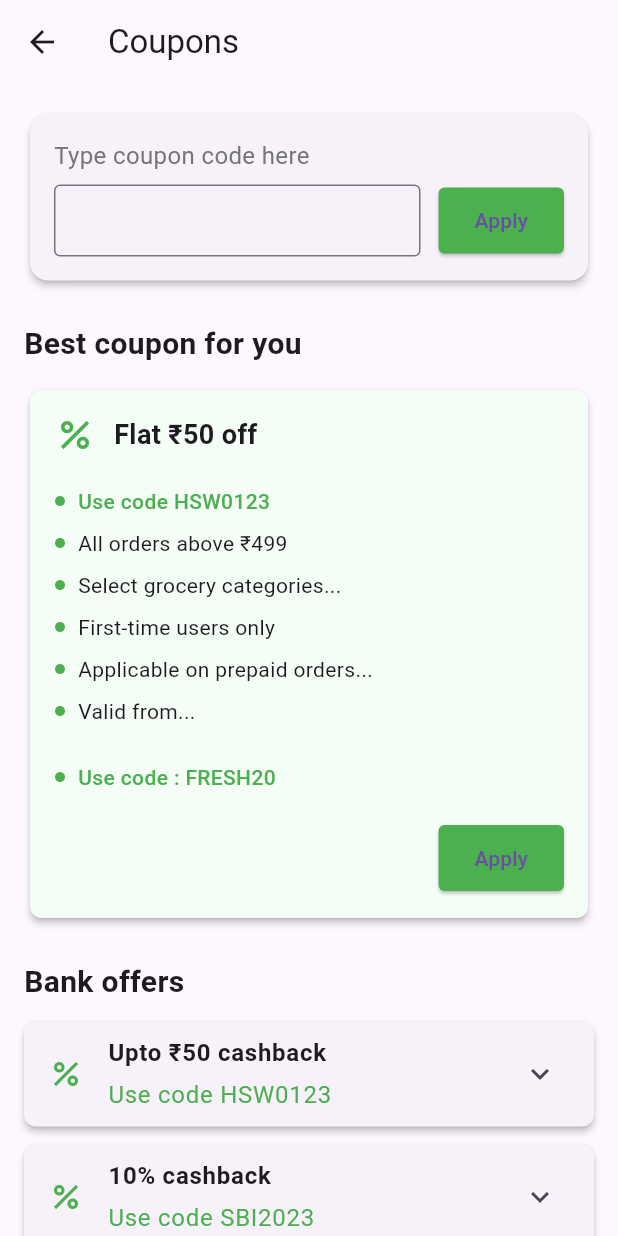
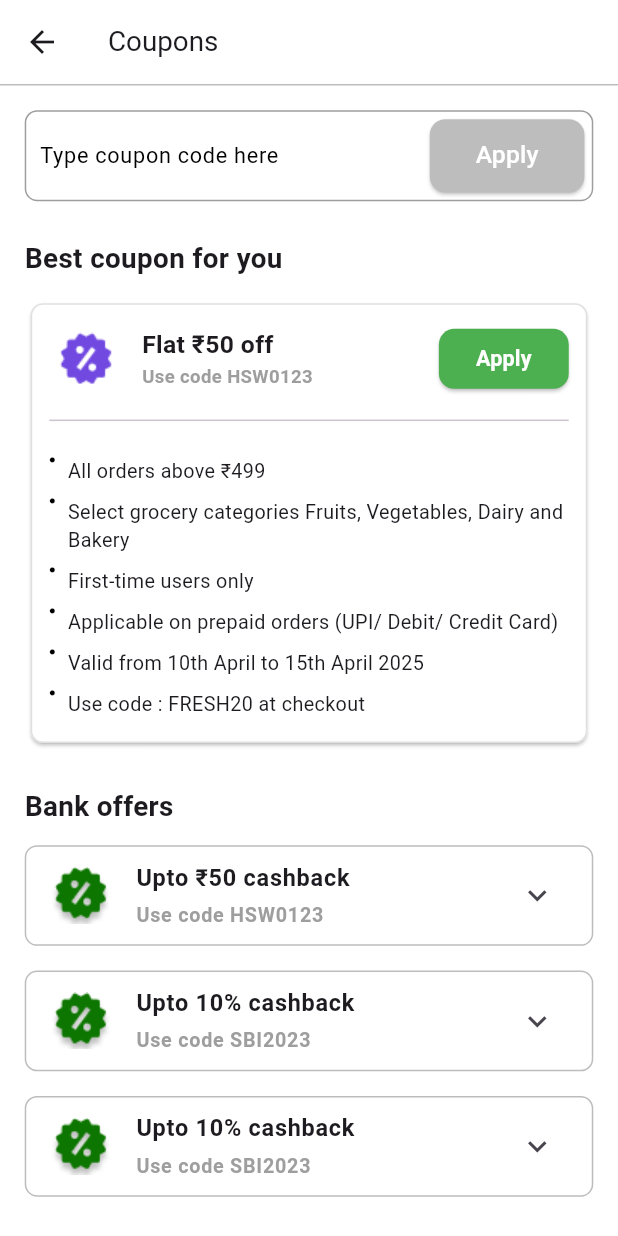
Before and after one commit to HiBorn4/hello_store, a Flutter app: the CouponsScreen screen opened directly, on a phone screen of 412 x 824 dp. Run offline on Flutter 3.47's test engine with Material 3 defaults, Android fonts, the light colour scheme and no system bars; our stand-ins replace flutter_svg, get.

Commit message:
coupon screen completed

```diff
--- a/lib/main.dart
+++ b/lib/main.dart
@@ -2,6 +2,7 @@ import 'package:flutter/material.dart';
 import 'package:get/get.dart';
 import 'package:hello_store/screens/address_screen.dart';
 import 'package:hello_store/screens/cart_screen.dart';
+import 'package:hello_store/screens/coupon_screen.dart';
 import 'package:hello_store/screens/home_menu.dart';
 import 'package:hello_store/screens/my_orders_screen.dart';
 import 'package:hello_store/screens/product_list.dart';
--- a/lib/screens/cart_screen.dart
+++ b/lib/screens/cart_screen.dart
@@ -3,6 +3,7 @@ import 'package:flutter_svg/flutter_svg.dart';
 import '../models/cart_item.dart';
 import '../utils/app_colors.dart';
 import 'address_screen.dart';
+import 'coupon_screen.dart';
 
 // ==================== REUSABLE WIDGETS ====================
 class ProductCard extends StatelessWidget {
@@ -678,7 +679,14 @@ class _CouponSection extends StatelessWidget {
               ],
             ),
             const Divider(),
-            Row(
+            GestureDetector(
+  onTap: () {
+    Navigator.push(
+      context,
+      MaterialPageRoute(builder: (context) => CouponsScreen()),
+    );
+  },
+  child: Row(
     mainAxisAlignment: MainAxisAlignment.center,
     children: [
       Text('View all coupons', style: AppTextStyles.body(context)),
@@ -686,6 +694,8 @@ class _CouponSection extends StatelessWidget {
       const Icon(Icons.chevron_right, size: 20),
     ],
   ),
+),
+
           ],
         ),
       ),
--- a/lib/screens/coupon_screen.dart
+++ b/lib/screens/coupon_screen.dart
@@ -4,9 +4,21 @@ class CouponsScreen extends StatelessWidget {
   @override
   Widget build(BuildContext context) {
     return Scaffold(
+      backgroundColor: Colors.white,
       appBar: AppBar(
-        title: Text('Coupons'),
-        elevation: 0,
+  backgroundColor: Colors.white,
+  title: Text(
+    'Coupons',
+    style: TextStyle(fontSize: MediaQuery.of(context).size.width * 0.045),
+  ),
+  elevation: 0, // Keep elevation 0 to avoid shadow
+  bottom: PreferredSize(
+    preferredSize: Size.fromHeight(1), // Height of the line
+    child: Container(
+      color: Colors.grey.shade400, // Line color
+      height: 1, // Thickness of the line
+    ),
+  ),
 ),
       body: CouponList(),
     );
@@ -16,17 +28,20 @@ class CouponsScreen extends StatelessWidget {
 class CouponList extends StatelessWidget {
   @override
   Widget build(BuildContext context) {
+    final screenHeight = MediaQuery.of(context).size.height;
+    final screenWidth = MediaQuery.of(context).size.width;
+
     return ListView(
-      padding: EdgeInsets.all(16),
+      padding: EdgeInsets.all(screenWidth * 0.04),
       children: [
         CouponInputSection(),
-        SizedBox(height: 24),
+        SizedBox(height: screenHeight * 0.03),
         SectionTitle(title: 'Best coupon for you'),
-        SizedBox(height: 12),
+        SizedBox(height: screenHeight * 0.015),
         BestCouponCard(),
-        SizedBox(height: 24),
+        SizedBox(height: screenHeight * 0.03),
         SectionTitle(title: 'Bank offers'),
-        SizedBox(height: 12),
+        SizedBox(height: screenHeight * 0.015),
         BankOffersList(),
       ],
     );
@@ -36,37 +51,54 @@ class CouponList extends StatelessWidget {
 class CouponInputSection extends StatelessWidget {
   @override
   Widget build(BuildContext context) {
-    return Card(
-      elevation: 2,
-      child: Padding(
-        padding: EdgeInsets.all(16),
-        child: Column(
-          crossAxisAlignment: CrossAxisAlignment.start,
-          children: [
-            Text(
-              'Type coupon code here',
-              style: TextStyle(
-                fontSize: 16,
-                color: Colors.grey[600],
+    final screenWidth = MediaQuery.of(context).size.width;
+
+    return Container(
+      decoration: BoxDecoration(
+        color: Colors.white,
+        border: Border.all(color: Colors.grey),
+        borderRadius: BorderRadius.circular(screenWidth * 0.02),
       ),
-            ),
-            SizedBox(height: 8),
-            Row(
+      padding: EdgeInsets.all(screenWidth * 0.012),
+      child: Row(
         children: [
           Expanded(
             child: TextField(
+              style: TextStyle(fontSize: screenWidth * 0.035),
               decoration: InputDecoration(
-                      border: OutlineInputBorder(),
-                      contentPadding: EdgeInsets.symmetric(horizontal: 12),
+                hintText: 'Type coupon code here',
+                hintStyle: TextStyle(
+                  fontSize: screenWidth * 0.035,
+                  color: Colors.black,
+                ),
+                border: InputBorder.none,
+                isDense: true,
+                contentPadding: EdgeInsets.symmetric(horizontal: screenWidth * 0.01),
               ),
             ),
           ),
-                SizedBox(width: 12),
-                ApplyButton(onPressed: () {}),
-              ],
+          SizedBox(width: screenWidth * 0.03),
+          SizedBox(
+            width: screenWidth * 0.25,
+            child: ElevatedButton(
+              onPressed: () {},
+              style: ElevatedButton.styleFrom(
+                backgroundColor: Colors.grey.shade400,
+                shape: RoundedRectangleBorder(
+                  borderRadius: BorderRadius.circular(screenWidth * 0.025),
+                ),
+                padding: EdgeInsets.symmetric(vertical: screenWidth * 0.03),
+              ),
+              child: Text(
+                'Apply',
+                style: TextStyle(
+                  color: Colors.white,
+                  fontSize: screenWidth * 0.04,
+                ),
+              ),
+            ),
           ),
         ],
-        ),
       ),
     );
   }
@@ -75,44 +107,85 @@ class CouponInputSection extends StatelessWidget {
 class BestCouponCard extends StatelessWidget {
   @override
   Widget build(BuildContext context) {
+    final screenWidth = MediaQuery.of(context).size.width;
+    final screenHeight = MediaQuery.of(context).size.height;
+
     return Card(
-      elevation: 2,
-      color: Color(0xFFF5FDF7),
+      color: Colors.white,
       shape: RoundedRectangleBorder(
-        borderRadius: BorderRadius.circular(8),
+        borderRadius: BorderRadius.circular(screenWidth * 0.02),
+        side: BorderSide(color: Colors.grey.shade300),
       ),
       child: Padding(
-        padding: EdgeInsets.all(16),
+        padding: EdgeInsets.all(screenWidth * 0.03),
         child: Column(
           crossAxisAlignment: CrossAxisAlignment.start,
           children: [
             Row(
               children: [
-                Icon(Icons.percent, color: Colors.green, size: 28),
-                SizedBox(width: 12),
+                Image.asset(
+                  'assets/icons/cart/blue_sale.png',
+                  width: screenWidth * 0.12,
+                  height: screenWidth * 0.12,
+                ),
+                SizedBox(width: screenWidth * 0.03),
+                Expanded(
+                  child: Column(
+                    crossAxisAlignment: CrossAxisAlignment.start,
+                    children: [
                       Text(
                         'Flat ₹50 off',
                         style: TextStyle(
-                    fontSize: 18,
+                          fontSize: screenWidth * 0.04,
                           fontWeight: FontWeight.bold,
+                        ),
+                      ),
+                      Text(
+                        'Use code HSW0123',
+                        style: TextStyle(
+                          fontSize: screenWidth * 0.03,
+                          fontWeight: FontWeight.bold,
+                          color: Colors.grey,
                         ),
                       ),
                     ],
                   ),
-            SizedBox(height: 16),
-            CouponDetailRow(code: 'Use code HSW0123'),
-            CouponDetailText('All orders above ₹499'),
-            CouponDetailText('Select grocery categories...'),
-            CouponDetailText('First-time users only'),
-            CouponDetailText('Applicable on prepaid orders...'),
-            CouponDetailText('Valid from...'),
-            SizedBox(height: 16),
-            CouponDetailRow(code: 'Use code : FRESH20'),
-            SizedBox(height: 16),
+                ),
                 Align(
                   alignment: Alignment.centerRight,
-              child: ApplyButton(onPressed: () {}),
+                  child: ElevatedButton(
+                    onPressed: () {},
+                    style: ElevatedButton.styleFrom(
+                      backgroundColor: Colors.green,
+                      shape: RoundedRectangleBorder(
+                        borderRadius: BorderRadius.circular(screenWidth * 0.025),
                       ),
+                      padding: EdgeInsets.symmetric(
+                        horizontal: screenWidth * 0.06,
+                        vertical: screenHeight * 0.01,
+                      ),
+                    ),
+                    child: Text(
+                      'Apply',
+                      style: TextStyle(
+                        color: Colors.white,
+                        fontSize: screenWidth * 0.035,
+                        fontWeight: FontWeight.bold,
+                      ),
+                    ),
+                  ),
+                ),
+              ],
+            ),
+            SizedBox(height: screenHeight * 0.01),
+            Divider(),
+            SizedBox(height: screenHeight * 0.015),
+            CouponDetailText('All orders above ₹499'),
+            CouponDetailText('Select grocery categories Fruits, Vegetables, Dairy and Bakery'),
+            CouponDetailText('First-time users only'),
+            CouponDetailText('Applicable on prepaid orders (UPI/ Debit/ Credit Card)'),
+            CouponDetailText('Valid from 10th April to 15th April 2025'),
+            CouponDetailText('Use code : FRESH20 at checkout'),
           ],
         ),
       ),
@@ -125,12 +198,17 @@ class BankOffersList extends StatelessWidget {
     {
       'code': 'HSW0123',
       'description': 'Upto ₹50 cashback',
-      'details': 'Valid on orders above ₹299 using HDFC Bank cards'
+      'details': 'Valid on orders above ₹299 using HDFC Bank cards',
     },
     {
       'code': 'SBI2023',
-      'description': '10% cashback',
-      'details': 'Special offer for SBI credit card users'
+      'description': 'Upto 10% cashback',
+      'details': 'Special offer for SBI credit card users',
+    },
+    {
+      'code': 'SBI2023',
+      'description': 'Upto 10% cashback',
+      'details': 'Special offer for SBI credit card users',
     },
   ];
 
@@ -144,19 +222,28 @@ class BankOffersList extends StatelessWidget {
 
 class BankOfferCard extends StatelessWidget {
   final Map<String, dynamic> offer;
+  final double iconSize = 45;
 
   const BankOfferCard({required this.offer});
 
   @override
   Widget build(BuildContext context) {
-    return Card(
-      elevation: 2,
-      margin: EdgeInsets.only(bottom: 12),
-      shape: RoundedRectangleBorder(
-        borderRadius: BorderRadius.circular(8),
+    final screenWidth = MediaQuery.of(context).size.width;
+    final screenHeight = MediaQuery.of(context).size.height;
+
+    return Container(
+      margin: EdgeInsets.only(bottom: screenHeight * 0.02),
+      decoration: BoxDecoration(
+        color: Colors.white,
+        borderRadius: BorderRadius.circular(screenWidth * 0.02),
+        border: Border.all(color: Colors.grey.shade400),
       ),
       child: ExpansionTile(
-        leading: Icon(Icons.percent, color: Colors.green),
+        leading: Image.asset(
+          'assets/icons/cart/green_sale.png',
+          width: screenWidth * 0.1,
+          height: screenWidth * 0.1,
+        ),
         title: Column(
           crossAxisAlignment: CrossAxisAlignment.start,
           children: [
@@ -164,48 +251,37 @@ class BankOfferCard extends StatelessWidget {
               offer['description'],
               style: TextStyle(
                 fontWeight: FontWeight.bold,
-                fontSize: 16,
+                fontSize: screenWidth * 0.038,
               ),
             ),
-            SizedBox(height: 4),
+            SizedBox(height: screenHeight * 0.005),
             Text(
               'Use code ${offer['code']}',
-              style: TextStyle(color: Colors.green),
-            ),
-          ],
-        ),
-        trailing: Icon(Icons.expand_more),
-        children: [
-          Padding(
-            padding: EdgeInsets.symmetric(horizontal: 16, vertical: 8),
-            child: Text(
-              offer['details'],
-              style: TextStyle(color: Colors.grey[600]),
+              style: TextStyle(
+                color: Colors.grey,
+                fontWeight: FontWeight.bold,
+                fontSize: screenWidth * 0.032,
               ),
             ),
           ],
         ),
-    );
-  }
-}
-
-class ApplyButton extends StatelessWidget {
-  final VoidCallback onPressed;
-
-  const ApplyButton({required this.onPressed});
-
-  @override
-  Widget build(BuildContext context) {
-    return ElevatedButton(
-      onPressed: onPressed,
-      style: ElevatedButton.styleFrom(
-        backgroundColor: Colors.green,
-        shape: RoundedRectangleBorder(
-          borderRadius: BorderRadius.circular(4),
+        trailing: Icon(Icons.expand_more, size: screenWidth * 0.06),
+        children: [
+          Padding(
+            padding: EdgeInsets.symmetric(
+              horizontal: screenWidth * 0.04,
+              vertical: screenHeight * 0.01,
             ),
-        padding: EdgeInsets.symmetric(horizontal: 24, vertical: 12),
+            child: Text(
+              offer['details'],
+              style: TextStyle(
+                color: Colors.grey[600],
+                fontSize: screenWidth * 0.035,
               ),
-      child: Text('Apply'),
+            ),
+          ),
+        ],
+      ),
     );
   }
 }
@@ -220,34 +296,8 @@ class SectionTitle extends StatelessWidget {
     return Text(
       title,
       style: TextStyle(
-        fontSize: 20,
+        fontSize: MediaQuery.of(context).size.width * 0.045,
         fontWeight: FontWeight.bold,
-      ),
-    );
-  }
-}
-
-class CouponDetailRow extends StatelessWidget {
-  final String code;
-
-  const CouponDetailRow({required this.code});
-
-  @override
-  Widget build(BuildContext context) {
-    return Padding(
-      padding: EdgeInsets.symmetric(vertical: 4),
-      child: Row(
-        children: [
-          Icon(Icons.circle, size: 8, color: Colors.green),
-          SizedBox(width: 8),
-          Text(
-            code,
-            style: TextStyle(
-              color: Colors.green,
-              fontWeight: FontWeight.w500,
-            ),
-          ),
-        ],
       ),
     );
   }
@@ -260,13 +310,22 @@ class CouponDetailText extends StatelessWidget {
 
   @override
   Widget build(BuildContext context) {
+    final screenWidth = MediaQuery.of(context).size.width;
+    final screenHeight = MediaQuery.of(context).size.height;
+
     return Padding(
-      padding: EdgeInsets.symmetric(vertical: 4),
+      padding: EdgeInsets.symmetric(vertical: screenHeight * 0.005),
       child: Row(
+        crossAxisAlignment: CrossAxisAlignment.start,
         children: [
-          Icon(Icons.circle, size: 8, color: Colors.green),
-          SizedBox(width: 8),
-          Expanded(child: Text(text)),
+          Icon(Icons.circle, size: screenWidth * 0.01, color: Colors.black),
+          SizedBox(width: screenWidth * 0.02),
+          Expanded(
+            child: Text(
+              text,
+              style: TextStyle(fontSize: screenWidth * 0.032),
+            ),
+          ),
         ],
       ),
     );
--- a/pubspec.yaml
+++ b/pubspec.yaml
@@ -64,6 +64,7 @@ flutter:
     - assets/
     - assets/brands/
     - assets/icons/bottombar/
+    - assets/icons/cart/
     - assets/images/
     - assets/images/home/
     - assets/icons/recently_viewed/
```
Also changed, not shown: assets/icons/cart/blue_sale.png (added), assets/icons/cart/green_sale.png (added). Lines whose indentation alone changed are shown as unchanged.
